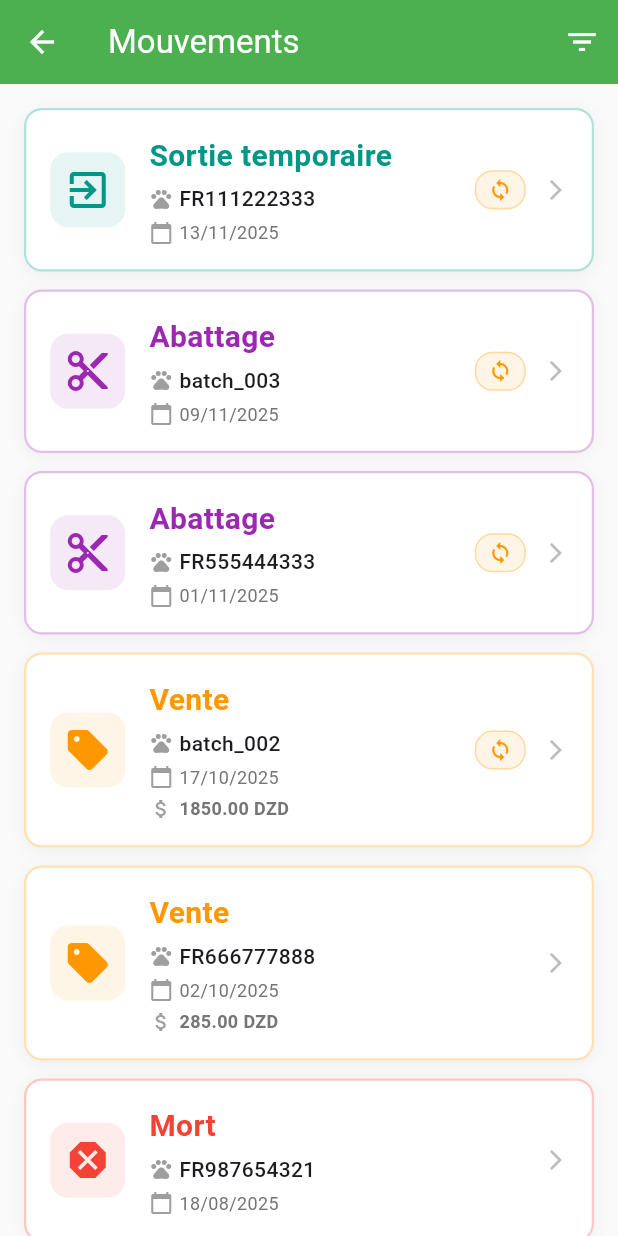
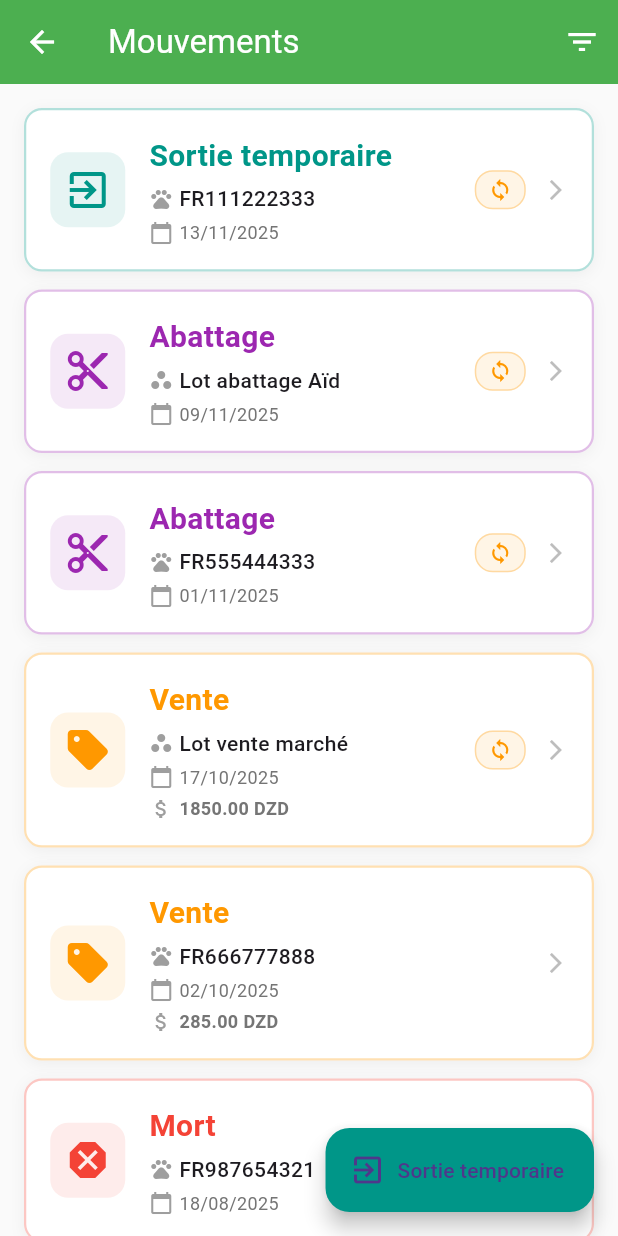
Before and after one commit to ecolealgerienne-ui/ani_tra, a Flutter app: the MovementListScreen screen opened directly, on a phone screen of 412 x 824 dp. Run offline on Flutter 3.47's test engine with Material 3 defaults, Android fonts, the phone set to English and light mode, and no system bars; our stand-ins replace drift, flutter_local_notifications, pdf, shared_preferences, timezone; missing offline and left inert: mobile_scanner, universal_html; accounts and stored records are empty; generated files the repository leaves out were written again.

Commit message:
feat: add batch support and actions for movements
**Batch Movement Support:**
- Detect batch vs animal movements (ID starts with 'batch_')
- Load and display batch information in movement cards and details
- Add BatchProvider and Batch model imports
- Create _BatchInfoSection and _UnknownBatchSection widgets
- Display batch icon (workspaces) instead of animal icon for batch movements

**Temporary Movement Actions:**
- Add "Retour" button in movement detail screen for temporaryOut movements
- Add FloatingActionButton to create new temporary movements
- Buttons show TODO messages for implementation

**Bug Fixes:**
- Fix movement list only showing individual animals
- Support both animal and batch movements in UI

Files changed:
- movement_list_screen.dart: Add batch support, FAB for temp movements
- movement_detail_screen.dart: Add batch sections, return button

```diff
--- a/lib/screens/movement/movement_list_screen.dart
+++ b/lib/screens/movement/movement_list_screen.dart
@@ -6,6 +6,7 @@ import 'package:intl/intl.dart';
 
 import '../../providers/movement_provider.dart';
 import '../../providers/animal_provider.dart';
+import '../../providers/batch_provider.dart';
 import '../../models/movement.dart';
 import '../../i18n/app_localizations.dart';
 import '../../i18n/app_strings.dart';
@@ -227,6 +228,20 @@ class _MovementListScreenState extends State<MovementListScreen> {
           ),
         ],
       ),
+      floatingActionButton: FloatingActionButton.extended(
+        onPressed: () {
+          // TODO: Implémenter le formulaire de création de sortie temporaire
+          ScaffoldMessenger.of(context).showSnackBar(
+            SnackBar(
+              content: Text('Création de sortie temporaire à implémenter'),
+              backgroundColor: Colors.orange,
+            ),
+          );
+        },
+        icon: const Icon(Icons.exit_to_app),
+        label: Text(l10n.translate(AppStrings.temporaryOut)),
+        backgroundColor: Colors.teal,
+      ),
     );
   }
 
@@ -293,7 +308,11 @@ class _MovementCard extends StatelessWidget {
   @override
   Widget build(BuildContext context) {
     final l10n = AppLocalizations.of(context);
-    final animal = context.read<AnimalProvider>().getAnimalById(movement.animalId);
+
+    // Déterminer s'il s'agit d'un lot ou d'un animal individuel
+    final isBatch = movement.animalId.startsWith('batch_');
+    final animal = !isBatch ? context.read<AnimalProvider>().getAnimalById(movement.animalId) : null;
+    final batch = isBatch ? context.read<BatchProvider>().getBatchById(movement.animalId) : null;
 
     return InkWell(
       onTap: onTap,
@@ -350,18 +369,20 @@ class _MovementCard extends StatelessWidget {
                     ),
                     const SizedBox(height: AppConstants.spacingTiny),
 
-                    // Animal
+                    // Animal ou Lot
                     Row(
                       children: [
-                        const Icon(
-                          Icons.pets,
+                        Icon(
+                          isBatch ? Icons.workspaces : Icons.pets,
                           size: AppConstants.iconSizeXSmall,
                           color: Colors.grey,
                         ),
                         const SizedBox(width: AppConstants.spacingTiny),
                         Flexible(
                           child: Text(
-                            animal?.currentEid ?? animal?.officialNumber ?? movement.animalId,
+                            isBatch
+                                ? (batch?.name ?? movement.animalId)
+                                : (animal?.currentEid ?? animal?.officialNumber ?? movement.animalId),
                             style: const TextStyle(
                               fontSize: AppConstants.fontSizeBody,
                               fontWeight: FontWeight.w500,
```
Also changed, not shown: lib/screens/movement/movement_detail_screen.dart (+147 -16 lines).
